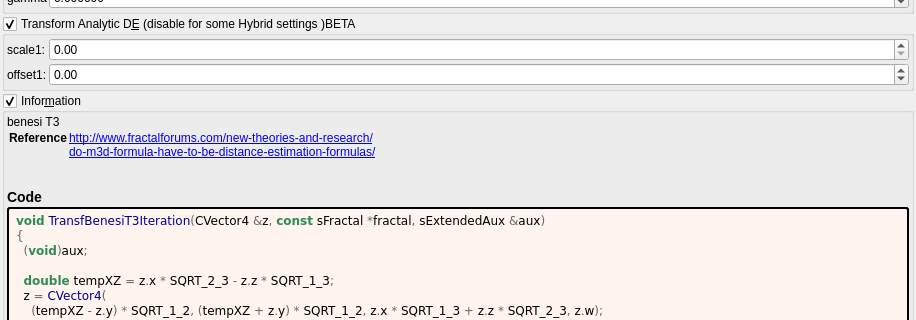
This is mandelbulber2/formula/ui/transf_benesi_t3.ui in buddhi1980/mandelbulber2 as Qt 5 draws it before an edit; both pictures show x 0 to 916 and y 259 to 579 of the 916 by 1070 pixel window. The edited form follows.
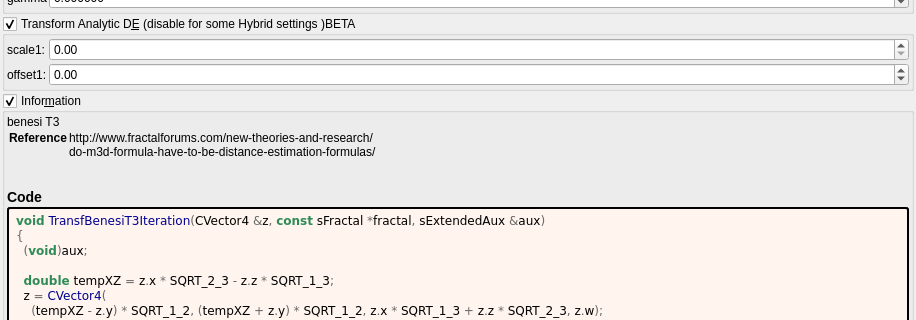
This is the edited form. Custom widgets are drawn as their Qt base class.

Commit message:
docs: show fractalforums.com formula references as text
fractalforums.com is only partly online; fractalforums.org keeps a read-only
copy and the active forum. The formula information boxes now show
fractalforums.com references (and the wrapped lines that continue them) as
plain text. The links that remain are closed with </a>, which the generator
never wrote. The formula/ui files are regenerated with
tools/populate_ui_information.py.

The edit to the form file:
```diff
--- a/mandelbulber2/formula/ui/transf_benesi_t3.ui
+++ b/mandelbulber2/formula/ui/transf_benesi_t3.ui
@@ -548,8 +548,8 @@
        <widget class="QLabel" name="label_information_general">
         <property name="text">
          <string notr="true">&lt;p&gt;benesi T3&lt;/p&gt;&lt;table&gt;
-&lt;tr&gt;&lt;th&gt;Reference&lt;/th&gt;&lt;td&gt;&lt;a href=&quot;http://www.fractalforums.com/new-theories-and-research/&quot;&gt;http://www.fractalforums.com/new-theories-and-research/&lt;br&gt;
-&lt;a href=&quot;do-m3d-formula-have-to-be-distance-estimation-formulas/&quot;&gt;do-m3d-formula-have-to-be-distance-estimation-formulas/&lt;br&gt;
+&lt;tr&gt;&lt;th&gt;Reference&lt;/th&gt;&lt;td&gt;http://www.fractalforums.com/new-theories-and-research/&lt;br&gt;
+do-m3d-formula-have-to-be-distance-estimation-formulas/&lt;br&gt;
 &lt;/td&gt;&lt;/tr&gt;
 &lt;/table&gt;
 &lt;h3&gt;Code&lt;/h3&gt;</string>
```
The commit also changes 202 other files.
